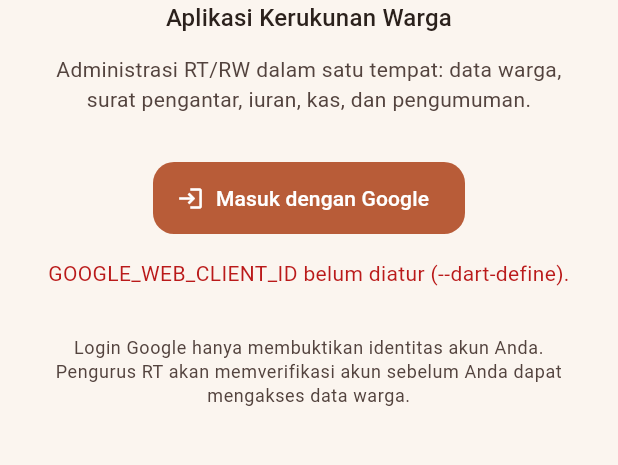
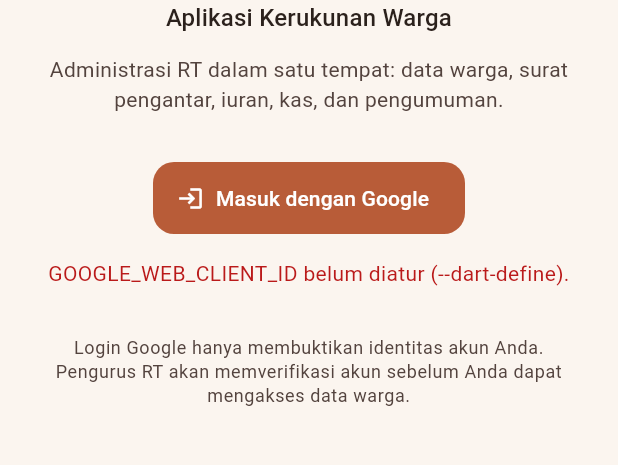
Before and after one commit to hans0801/akur, a Flutter app: the screen it shows after launch, on a phone screen of 412 x 824 dp, the part 543-1008 px from its top. Run offline on Flutter 3.47's test engine with Material 3 defaults, Android fonts, the phone set to English and light mode, and no system bars; our stand-ins replace flutter_secure_storage, google_sign_in, image_picker; missing offline and left inert: google_sign_in_web; accounts and stored records are empty; network calls fail.

Commit message:
Adjust Text

```diff
--- a/app/lib/screens/login_screen.dart
+++ b/app/lib/screens/login_screen.dart
@@ -32,7 +32,7 @@ class LoginScreen extends StatelessWidget {
                   Text('Aplikasi Kerukunan Warga', textAlign: TextAlign.center, style: theme.textTheme.titleMedium),
                   const SizedBox(height: 12),
                   Text(
-                    'Administrasi RT/RW dalam satu tempat: data warga, surat pengantar, iuran, kas, dan pengumuman.',
+                    'Administrasi RT dalam satu tempat: data warga, surat pengantar, iuran, kas, dan pengumuman.',
                     textAlign: TextAlign.center,
                     style: theme.textTheme.bodyMedium?.copyWith(color: theme.colorScheme.onSurfaceVariant),
                   ),
```
